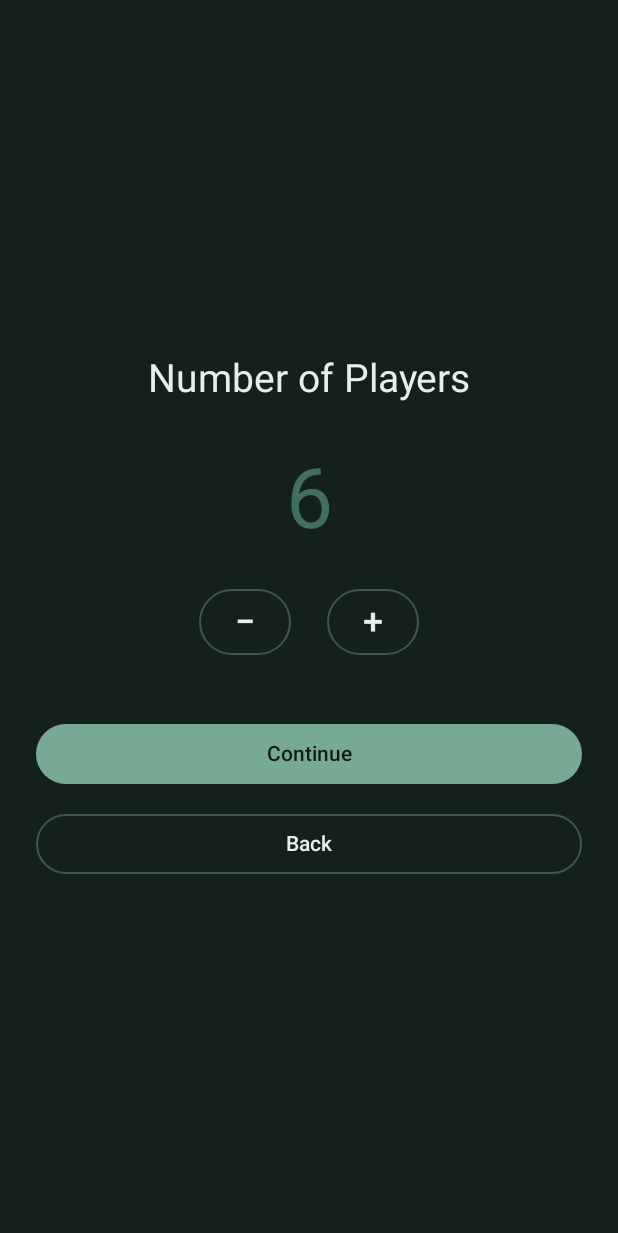
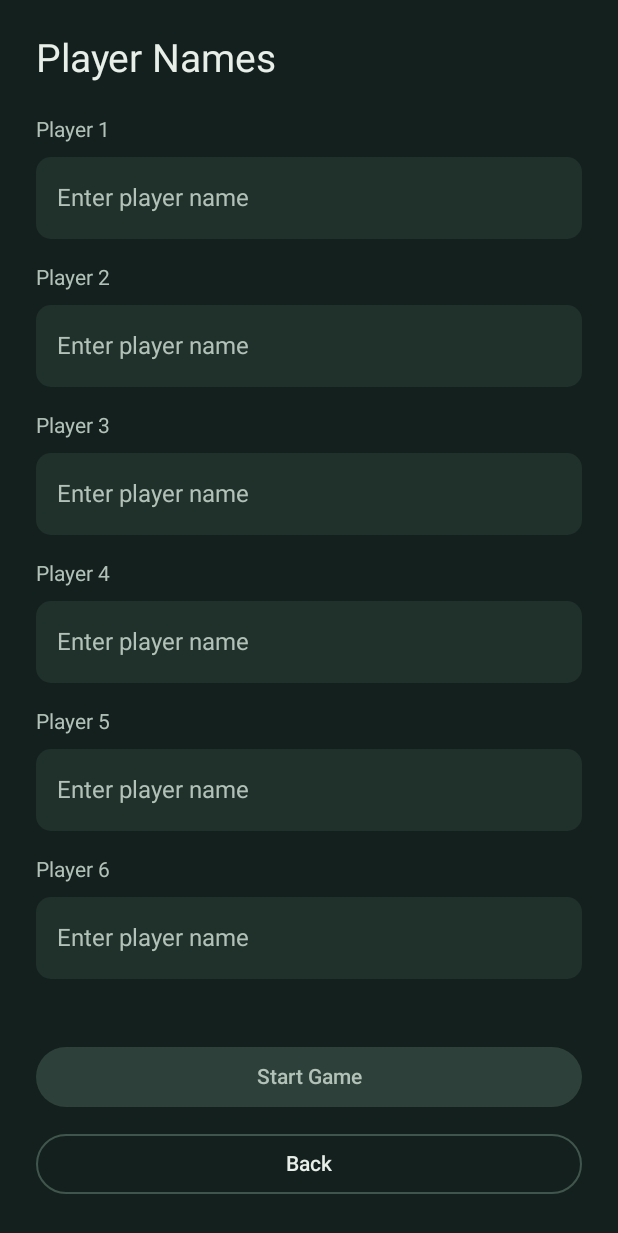
Before and after one commit to falahhassan/Mafia, an Android app built with Jetpack Compose: the SetupScreen screen opened through its navigation route, after a tap on "Continue", on a phone screen of 412 x 824 dp. Shown: the top 1233 px of the screen. Run offline under Robolectric (Android 15) with nearby library versions, the phone set to English and light mode, and no system bars.

Commit message:
Game plays perfectly

```diff
--- a/app/src/main/kotlin/com/fahlabs/mafia/core/localization/LanguageResources.kt
+++ b/app/src/main/kotlin/com/fahlabs/mafia/core/localization/LanguageResources.kt
@@ -14,7 +14,11 @@ data class LanguageResources(
     val emerald: String,
     val vintage: String,
     val playerCount: String,
-    val continueText: String
+    val continueText: String,
+    val playerNames: String,
+    val playerLabel: String,
+    val nameHint: String,
+    val startGame: String
 ) {
     companion object {
         fun forLanguage(language: AppLanguage): LanguageResources {
@@ -32,7 +36,11 @@ data class LanguageResources(
                     emerald = "Emerald",
                     vintage = "Vintage",
                     playerCount = "Number of Players",
-                    continueText = "Continue"
+                    continueText = "Continue",
+                    playerNames = "Player Names",
+                    playerLabel = "Player",
+                    nameHint = "Enter player name",
+                    startGame = "Start Game"
                 )
 
                 AppLanguage.ARABIC -> LanguageResources(
@@ -48,7 +56,11 @@ data class LanguageResources(
                     emerald = "زمردي",
                     vintage = "كلاسيكي",
                     playerCount = "عدد اللاعبين",
-                    continueText = "متابعة"
+                    continueText = "متابعة",
+                    playerNames = "أسماء اللاعبين",
+                    playerLabel = "اللاعب",
+                    nameHint = "أدخل اسم اللاعب",
+                    startGame = "ابدأ اللعبة"
                 )
             }
         }
--- a/app/src/main/kotlin/com/fahlabs/mafia/presentation/navigation/AppNavigation.kt
+++ b/app/src/main/kotlin/com/fahlabs/mafia/presentation/navigation/AppNavigation.kt
@@ -22,6 +22,8 @@ import com.fahlabs.mafia.core.theme.ThemeId
 import com.fahlabs.mafia.presentation.screens.HomeScreen
 import com.fahlabs.mafia.presentation.screens.SettingsScreen
 import com.fahlabs.mafia.presentation.screens.SetupScreen
+import com.fahlabs.mafia.presentation.screens.PlayerNamesScreen
+
 
 @Composable
 fun AppNavigation(
@@ -56,7 +58,9 @@ fun AppNavigation(
                     navController.popBackStack()
                 },
                 onContinue = { playerCount ->
-                    // We'll connect the player-name screen next.
+                    navController.navigate(
+                        "${Screen.PLAYER_NAMES.route}/$playerCount"
+                    )
                 }
             )
         }
@@ -72,6 +76,22 @@ fun AppNavigation(
                 }
             )
         }
+        composable("${Screen.PLAYER_NAMES.route}/{playerCount}") { backStackEntry ->
+
+    val playerCount = backStackEntry.arguments
+        ?.getString("playerCount")
+        ?.toIntOrNull() ?: 6
+
+    PlayerNamesScreen(
+        playerCount = playerCount,
+        onBack = {
+            navController.popBackStack()
+        },
+        onContinue = { playerNames ->
+            // Next milestone: create the game using these names.
+        }
+    )
+}
     }
 }
 
--- a/app/src/main/kotlin/com/fahlabs/mafia/presentation/navigation/Screen.kt
+++ b/app/src/main/kotlin/com/fahlabs/mafia/presentation/navigation/Screen.kt
@@ -4,5 +4,6 @@ package com.fahlabs.mafia.presentation.navigation
 enum class Screen(val route: String) {
     HOME("home"),
     SETUP("setup"),
+    PLAYER_NAMES("player_names"),
     SETTINGS("settings")
 }
--- /dev/null
+++ b/app/src/main/kotlin/com/fahlabs/mafia/presentation/screens/PlayerNamesScreen.kt
@@ -0,0 +1,153 @@
+
+package com.fahlabs.mafia.presentation.screens
+
+import androidx.compose.foundation.BorderStroke
+import androidx.compose.foundation.background
+import androidx.compose.foundation.layout.Arrangement
+import androidx.compose.foundation.layout.Column
+import androidx.compose.foundation.layout.Row
+import androidx.compose.foundation.layout.Spacer
+import androidx.compose.foundation.layout.fillMaxSize
+import androidx.compose.foundation.layout.fillMaxWidth
+import androidx.compose.foundation.layout.height
+import androidx.compose.foundation.layout.padding
+import androidx.compose.foundation.lazy.LazyColumn
+import androidx.compose.foundation.lazy.itemsIndexed
+import androidx.compose.foundation.shape.RoundedCornerShape
+import androidx.compose.foundation.text.BasicTextField
+import androidx.compose.material3.Button
+import androidx.compose.material3.ButtonDefaults
+import androidx.compose.material3.OutlinedButton
+import androidx.compose.material3.Text
+import androidx.compose.runtime.Composable
+import androidx.compose.runtime.mutableStateListOf
+import androidx.compose.runtime.remember
+import androidx.compose.ui.Alignment
+import androidx.compose.ui.Modifier
+import androidx.compose.ui.text.TextStyle
+import androidx.compose.ui.unit.dp
+import androidx.compose.ui.unit.sp
+import com.fahlabs.mafia.core.localization.LanguageResources
+import com.fahlabs.mafia.core.localization.LocalAppLanguage
+import com.fahlabs.mafia.core.theme.MafiaTheme
+
+@Composable
+fun PlayerNamesScreen(
+    playerCount: Int,
+    onBack: () -> Unit,
+    onContinue: (List<String>) -> Unit
+) {
+    val resources =
+        LanguageResources.forLanguage(LocalAppLanguage.current)
+
+    val colors = MafiaTheme.colors
+
+    val playerNames = remember(playerCount) {
+        mutableStateListOf<String>().apply {
+            repeat(playerCount) {
+                add("")
+            }
+        }
+    }
+
+    val allNamesEntered = playerNames.all {
+        it.isNotBlank()
+    }
+
+    Column(
+        modifier = Modifier
+            .fillMaxSize()
+            .background(colors.background)
+            .padding(24.dp)
+    ) {
+        Text(
+            text = resources.playerNames,
+            color = colors.textPrimary,
+            fontSize = 26.sp
+        )
+
+        Spacer(modifier = Modifier.height(20.dp))
+
+        LazyColumn(
+            modifier = Modifier.weight(1f),
+            verticalArrangement = Arrangement.spacedBy(14.dp)
+        ) {
+            itemsIndexed(playerNames) { index, name ->
+                Column {
+                    Text(
+                        text = "${resources.playerLabel} ${index + 1}",
+                        color = colors.textSecondary,
+                        fontSize = 14.sp
+                    )
+
+                    Spacer(modifier = Modifier.height(6.dp))
+
+                    Row(
+                        modifier = Modifier
+                            .fillMaxWidth()
+                            .background(
+                                colors.surface,
+                                RoundedCornerShape(10.dp)
+                            )
+                            .padding(horizontal = 14.dp, vertical = 15.dp),
+                        verticalAlignment = Alignment.CenterVertically
+                    ) {
+                        BasicTextField(
+                            value = name,
+                            onValueChange = {
+                                playerNames[index] = it
+                            },
+                            singleLine = true,
+                            textStyle = TextStyle(
+                                color = colors.textPrimary,
+                                fontSize = 16.sp
+                            ),
+                            modifier = Modifier.weight(1f),
+                            decorationBox = { innerTextField ->
+                                if (name.isEmpty()) {
+                                    Text(
+                                        text = resources.nameHint,
+                                        color = colors.textSecondary,
+                                        fontSize = 16.sp
+                                    )
+                                }
+                                innerTextField()
+                            }
+                        )
+                    }
+                }
+            }
+        }
+
+        Spacer(modifier = Modifier.height(16.dp))
+
+        Button(
+            onClick = {
+                onContinue(playerNames.map { it.trim() })
+            },
+            enabled = allNamesEntered,
+            modifier = Modifier.fillMaxWidth(),
+            colors = ButtonDefaults.buttonColors(
+                containerColor = colors.primary,
+                contentColor = colors.onPrimary,
+                disabledContainerColor = colors.surfaceVariant,
+                disabledContentColor = colors.textSecondary
+            )
+        ) {
+            Text(resources.startGame)
+        }
+
+        Spacer(modifier = Modifier.height(10.dp))
+
+        OutlinedButton(
+            onClick = onBack,
+            modifier = Modifier.fillMaxWidth(),
+            border = BorderStroke(1.dp, colors.border),
+            colors = ButtonDefaults.outlinedButtonColors(
+                contentColor = colors.textPrimary
+            )
+        ) {
+            Text(resources.back)
+        }
+    }
+}
```
